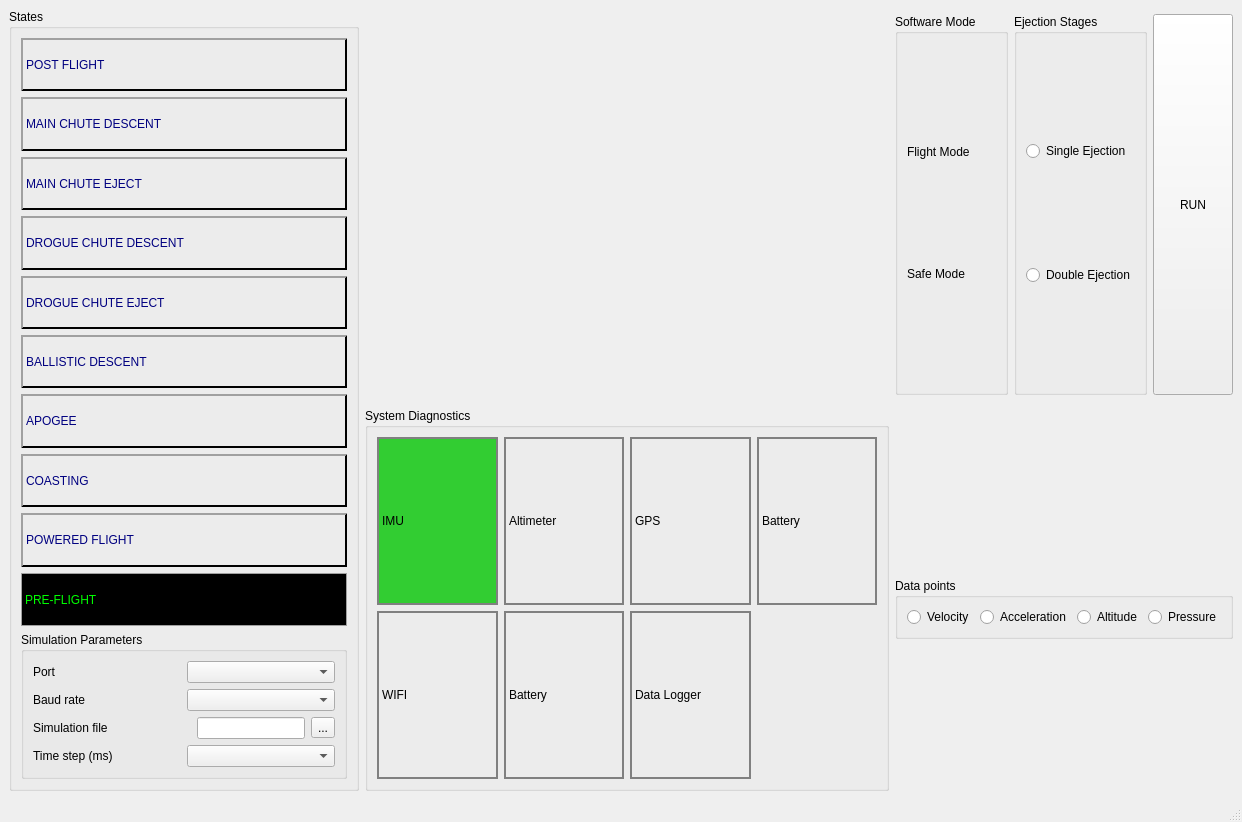
Qt form app/NaFCSE/mainwindow.ui (bytecod3/Nakuja-Flight-Computer-Simulation-Engine) before a commit.
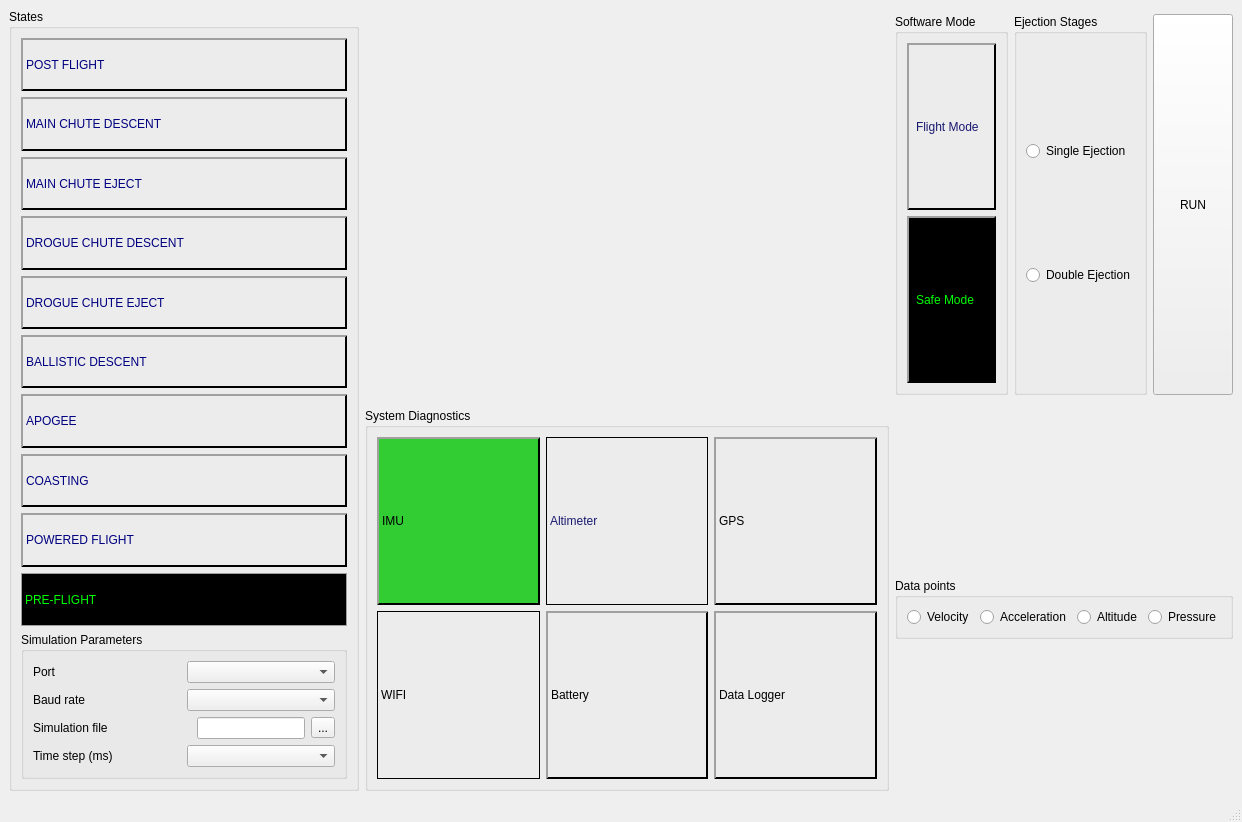
The same form after that commit. Icons and pictures are not drawn.

```diff
--- a/app/NaFCSE/mainwindow.ui
+++ b/app/NaFCSE/mainwindow.ui
@@ -311,12 +311,33 @@
            <property name="spacing">
             <number>6</number>
            </property>
+           <item row="1" column="0">
+            <widget class="QLabel" name="label_20">
+             <property name="styleSheet">
+              <string notr="true">border: 2px solid grey;
+color: black;
+font: 700 9pt &quot;Segoe UI&quot;;
+border: 1px solid black;</string>
+             </property>
+             <property name="text">
+              <string>WIFI</string>
+             </property>
+             <property name="margin">
+              <number>4</number>
+             </property>
+            </widget>
+           </item>
            <item row="0" column="2">
             <widget class="QLabel" name="label_19">
              <property name="styleSheet">
               <string notr="true">border: 2px solid grey;
 color: black;
-font: 700 9pt &quot;Segoe UI&quot;;</string>
+font: 700 9pt &quot;Segoe UI&quot;;
+border: 0px solid gray;
+border-bottom: 2px solid black;
+border-top: 2px solid #a0a0a0;
+border-right: 2px solid black;
+border-left: 2px solid #a0a0a0;</string>
              </property>
              <property name="text">
               <string>GPS</string>
@@ -332,7 +353,12 @@
               <string notr="true">border: 2px solid grey;
 color: black;
 font: 700 9pt &quot;Segoe UI&quot;;
-background: #32CD32;</string>
+background: #32CD32;
+border: 0px solid gray;
+border-bottom: 2px solid black;
+border-top: 2px solid #a0a0a0;
+border-right: 2px solid black;
+border-left: 2px solid #a0a0a0;</string>
              </property>
              <property name="text">
               <string>IMU</string>
@@ -342,15 +368,20 @@
              </property>
             </widget>
            </item>
-           <item row="0" column="1">
-            <widget class="QLabel" name="label_18">
+           <item row="1" column="1">
+            <widget class="QLabel" name="label_21">
              <property name="styleSheet">
               <string notr="true">border: 2px solid grey;
 color: black;
-font: 700 9pt &quot;Segoe UI&quot;;</string>
+font: 700 9pt &quot;Segoe UI&quot;;
+border: 0px solid gray;
+border-bottom: 2px solid black;
+border-top: 2px solid #a0a0a0;
+border-right: 2px solid black;
+border-left: 2px solid #a0a0a0;</string>
              </property>
              <property name="text">
-              <string>Altimeter</string>
+              <string>Battery</string>
              </property>
              <property name="margin">
               <number>4</number>
@@ -363,6 +394,11 @@
               <string notr="true">border: 2px solid grey;
 color: black;
 font: 700 9pt &quot;Segoe UI&quot;;
+border: 0px solid gray;
+border-bottom: 2px solid black;
+border-top: 2px solid #a0a0a0;
+border-right: 2px solid black;
+border-left: 2px solid #a0a0a0;
 </string>
              </property>
              <property name="text">
@@ -373,49 +409,22 @@
              </property>
             </widget>
            </item>
-           <item row="1" column="0">
-            <widget class="QLabel" name="label_20">
+           <item row="0" column="1">
+            <widget class="QLabel" name="label_18">
              <property name="styleSheet">
               <string notr="true">border: 2px solid grey;
-color: black;
+color: #191970;
 font: 700 9pt &quot;Segoe UI&quot;;
-</string>
+border: 1px solid black;</string>
              </property>
              <property name="text">
-              <string>WIFI</string>
+              <string>Altimeter</string>
              </property>
              <property name="margin">
               <number>4</number>
              </property>
             </widget>
            </item>
-           <item row="1" column="1">
-            <widget class="QLabel" name="label_21">
-             <property name="styleSheet">
-              <string notr="true">border: 2px solid grey;
-color: black;
-font: 700 9pt &quot;Segoe UI&quot;;</string>
-             </property>
-             <property name="text">
-              <string>Battery</string>
-             </property>
-             <property name="margin">
-              <number>4</number>
-             </property>
-            </widget>
-           </item>
-           <item row="0" column="3">
-            <widget class="QLabel" name="label_23">
-             <property name="styleSheet">
-              <string notr="true">border: 2px solid grey;
-color: black;
-font: 700 9pt &quot;Segoe UI&quot;;</string>
-             </property>
-             <property name="text">
-              <string>Battery</string>
-             </property>
-            </widget>
-           </item>
           </layout>
          </item>
         </layout>
@@ -448,11 +457,21 @@
            <item>
             <widget class="QLabel" name="label_16">
              <property name="sizePolicy">
-              <sizepolicy hsizetype="Preferred" vsizetype="Maximum">
+              <sizepolicy hsizetype="Preferred" vsizetype="Preferred">
                <horstretch>0</horstretch>
                <verstretch>0</verstretch>
               </sizepolicy>
              </property>
+             <property name="styleSheet">
+              <string notr="true">border: 0px solid gray;
+border-bottom: 2px solid black;
+border-top: 2px solid #a0a0a0;
+border-right: 2px solid black;
+border-left: 2px solid #a0a0a0;
+color: #191970;
+font: 700 9pt &quot;Segoe UI&quot;;
+padding: 4px;</string>
+             </property>
              <property name="text">
               <string>Flight Mode</string>
              </property>
@@ -461,11 +480,22 @@
            <item>
             <widget class="QLabel" name="label_15">
              <property name="sizePolicy">
-              <sizepolicy hsizetype="Preferred" vsizetype="Maximum">
+              <sizepolicy hsizetype="Preferred" vsizetype="Preferred">
                <horstretch>0</horstretch>
                <verstretch>0</verstretch>
               </sizepolicy>
              </property>
+             <property name="styleSheet">
+              <string notr="true">color: #00FF00;
+background-color: black;
+font: 700 9pt &quot;Segoe UI&quot;;
+padding: 4px;
+border: 0px solid gray;
+border-bottom: 2px solid black;
+border-top: 2px solid #a0a0a0;
+border-right: 2px solid black;
+border-left: 2px solid #a0a0a0;</string>
+             </property>
              <property name="text">
               <string>Safe Mode</string>
              </property>
```
